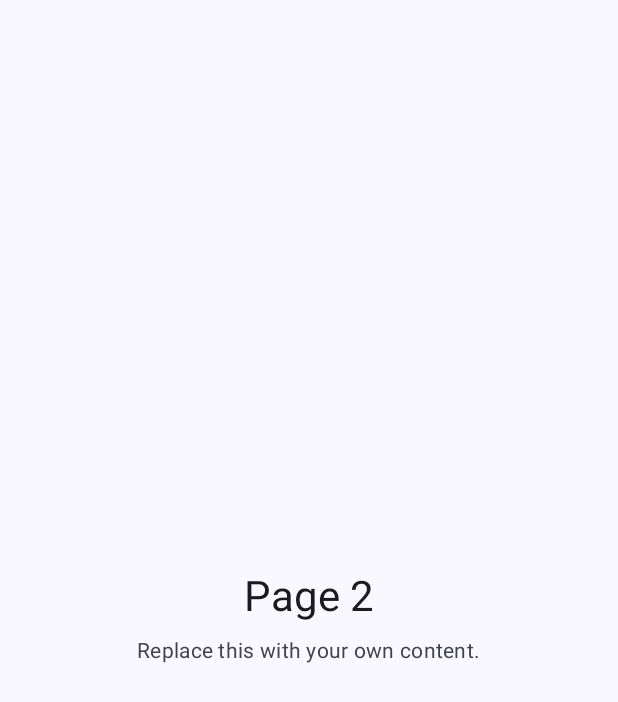
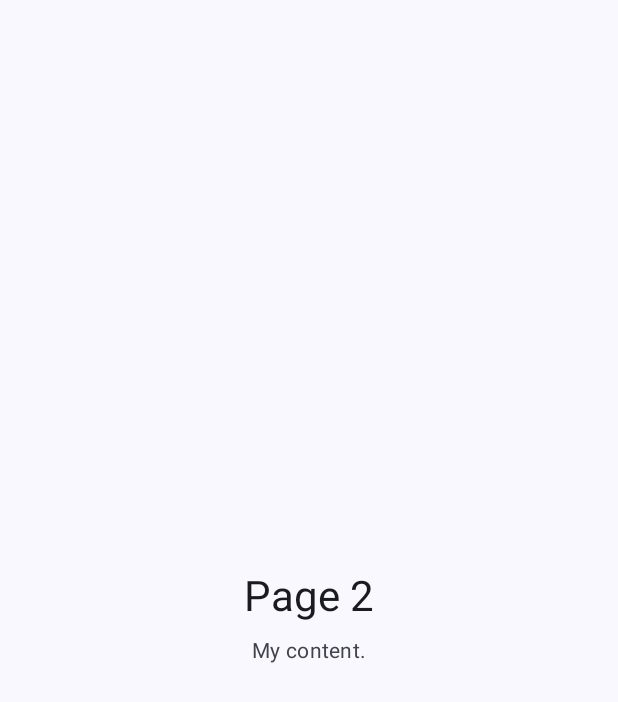
Before and after one commit to legondthecool/MGPDoodleAppNew, an Android app built with Jetpack Compose: the composable Page2 shown on its own in the app's theme, on a phone screen of 412 x 824 dp. Shown: the top 702 px of the screen. Run offline under Robolectric (Android 15) with nearby library versions, the phone set to English and light mode, and no system bars.

Commit message:
added page 2 settings script

```diff
--- a/app/src/main/java/com/nyp/scaffoldingapp/MainActivity.kt
+++ b/app/src/main/java/com/nyp/scaffoldingapp/MainActivity.kt
@@ -76,7 +76,7 @@ fun AppScaffold() {
                         }
                     }
                 )
-
+                //settings
                 NavigationDrawerItem(
                     label = { Text("Settings") },
                     selected = false,
--- /dev/null
+++ b/app/src/main/java/com/nyp/scaffoldingapp/ui/pages/Page2.kt
@@ -0,0 +1,38 @@
+package com.nyp.scaffoldingapp.ui.pages
+
+import androidx.compose.foundation.layout.*
+import androidx.compose.material3.MaterialTheme
+import androidx.compose.material3.Text
+import androidx.compose.runtime.Composable
+import androidx.compose.ui.Alignment
+import androidx.compose.ui.Modifier
+import androidx.compose.ui.unit.dp
+
+/**
+ * Pages 1 to 3 are placeholders. They exist so the navigation bar has
+ * somewhere to go.
+ *
+ * Replace them. The rubric asks for four sections, each doing a DIFFERENT
+ * job — four labels is one section, four times.
+ */
+
+@Composable
+fun Page2(modifier: Modifier = Modifier) = Placeholder3("Page 2", modifier)
+
+
+@Composable
+private fun Placeholder3(label: String, modifier: Modifier = Modifier) {
+    Column(
+        modifier.fillMaxSize().padding(24.dp),
+        verticalArrangement = Arrangement.Center,
+        horizontalAlignment = Alignment.CenterHorizontally
+    ) {
+        Text(label, style = MaterialTheme.typography.headlineMedium)
+        Spacer(Modifier.height(8.dp))
+        Text(
+            "My content.",
+            style = MaterialTheme.typography.bodyMedium,
+            color = MaterialTheme.colorScheme.onSurfaceVariant
+        )
+    }
+}
--- a/app/src/main/java/com/nyp/scaffoldingapp/ui/pages/Pages123.kt
+++ b/app/src/main/java/com/nyp/scaffoldingapp/ui/pages/Pages123.kt
@@ -19,9 +19,6 @@ import androidx.compose.ui.unit.dp
 @Composable
 fun Page1(modifier: Modifier = Modifier) = Placeholder("Page 1", modifier)
 
-@Composable
-fun Page2(modifier: Modifier = Modifier) = Placeholder("Page 2", modifier)
-
 
 @Composable
 private fun Placeholder(label: String, modifier: Modifier = Modifier) {
```
